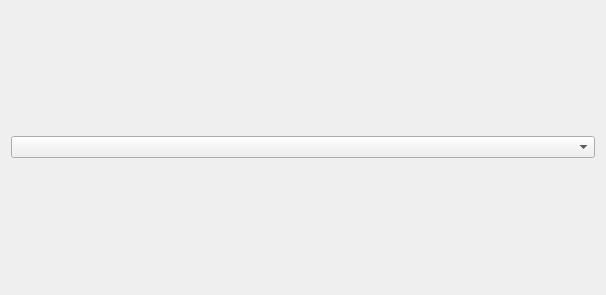
Old version of the form qt_gui/ui/fancy_timer.ui in the repository ravenvz/SprintTimer.
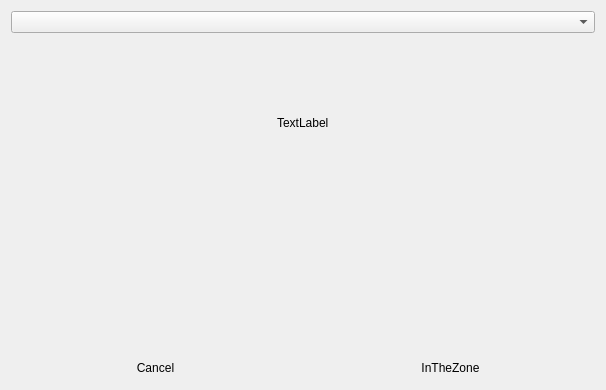
New version of the form. Custom widgets are drawn as their Qt base class.

Commit message:
Changed timer classes
* Refactor PomodoroTimer
* Fixed issues with FancyTimer

Diff of the .ui file:
```diff
--- a/qt_gui/ui/fancy_timer.ui
+++ b/qt_gui/ui/fancy_timer.ui
@@ -7,7 +7,7 @@
     <x>0</x>
     <y>0</y>
     <width>606</width>
-    <height>295</height>
+    <height>390</height>
    </rect>
   </property>
   <property name="windowTitle">
@@ -16,13 +16,57 @@
   <layout class="QGridLayout" name="gridLayout_2">
    <item row="0" column="0">
     <layout class="QGridLayout" name="gridLayout">
-     <item row="0" column="0">
-      <widget class="QComboBox" name="cbxSubmissionCandidate"/>
+     <item row="0" column="0" colspan="2">
+      <widget class="SubmissionBox" name="cbxSubmissionCandidate">
+       <property name="sizePolicy">
+        <sizepolicy hsizetype="Ignored" vsizetype="Fixed">
+         <horstretch>0</horstretch>
+         <verstretch>0</verstretch>
+        </sizepolicy>
+       </property>
+      </widget>
+     </item>
+     <item row="4" column="0" alignment="Qt::AlignBottom">
+      <widget class="QPushButton" name="pbCancel">
+       <property name="text">
+        <string>Cancel</string>
+       </property>
+       <property name="flat">
+        <bool>true</bool>
+       </property>
+      </widget>
+     </item>
+     <item row="4" column="1" alignment="Qt::AlignBottom">
+      <widget class="QPushButton" name="pbZone">
+       <property name="text">
+        <string>InTheZone</string>
+       </property>
+       <property name="checkable">
+        <bool>true</bool>
+       </property>
+       <property name="flat">
+        <bool>true</bool>
+       </property>
+      </widget>
+     </item>
+     <item row="3" column="0" colspan="2" alignment="Qt::AlignHCenter">
+      <widget class="QLabel" name="labelDailyGoalProgress">
+       <property name="text">
+        <string>TextLabel</string>
+       </property>
+      </widget>
      </item>
     </layout>
    </item>
   </layout>
  </widget>
+ <customwidgets>
+  <customwidget>
+   <class>SubmissionBox</class>
+   <extends>QComboBox</extends>
+   <header>widgets/SubmissionBox.h</header>
+  </customwidget>
+ </customwidgets>
  <resources/>
  <connections/>
 </ui>
```
The commit also changes 18 other files.
